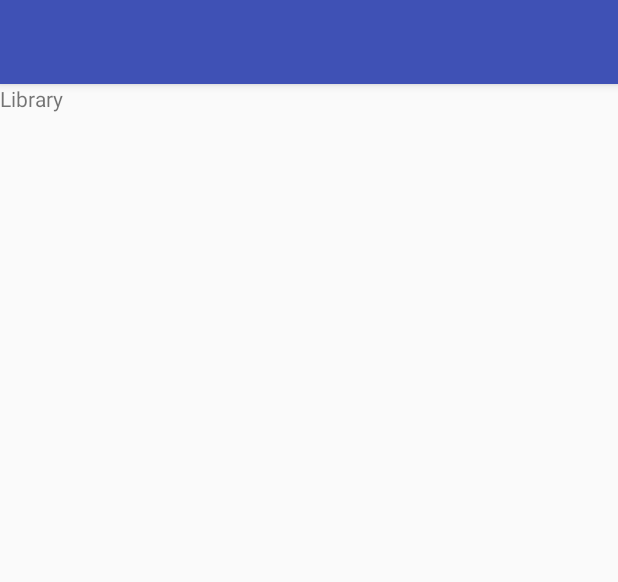
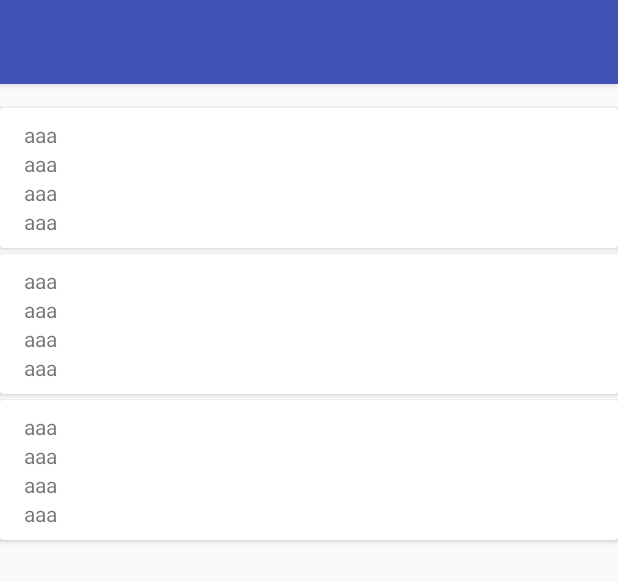
Before and after one commit to sashamerkulev/UniApp, an Android app: the layout fragment_library.xml on its own in the app's theme, with its tools: preview values and no code run, on a phone screen of 412 x 824 dp. Shown: the top 582 px of the screen. Run offline under Robolectric (Android 15) with nearby library versions, the phone set to English and light mode, and no system bars.

Commit message:
have added library

```diff
--- a/app/src/main/java/ru/merkulyevsasha/uniapp/presentation/library/LibraryView.java
+++ b/app/src/main/java/ru/merkulyevsasha/uniapp/presentation/library/LibraryView.java
@@ -1,10 +1,15 @@
 package ru.merkulyevsasha.uniapp.presentation.library;
 
+import java.util.List;
+
 import ru.merkulyevsasha.uniapp.presentation.commons.BaseView;
+import ru.merkulyevsasha.uniapp.presentation.dto.LibrarySearchItemUI;
 
 /**
  * Created by sasha_merkulev on 11.02.2018.
  */
 
 interface LibraryView extends BaseView{
+    void showItems(List<LibrarySearchItemUI> items);
+    void showNotFoundMessage();
 }
--- a/app/src/main/res/layout/fragment_library.xml
+++ b/app/src/main/res/layout/fragment_library.xml
@@ -4,6 +4,7 @@
     android:layout_width="match_parent"
     android:layout_height="match_parent"
     xmlns:app="http://schemas.android.com/apk/res-auto"
+    xmlns:tools="http://schemas.android.com/tools"
     >
 
     <android.support.design.widget.AppBarLayout
@@ -23,19 +24,15 @@
 
     </android.support.design.widget.AppBarLayout>
 
-    <RelativeLayout
+    <android.support.v7.widget.RecyclerView
+        android:id="@+id/recyclerview"
         android:layout_width="match_parent"
         android:layout_height="match_parent"
+        android:paddingBottom="16dp"
+        android:paddingTop="16dp"
+        android:clipToPadding="false"
         app:layout_behavior="@string/appbar_scrolling_view_behavior"
-        >
-
-        <TextView
-            android:layout_width="match_parent"
-            android:layout_height="wrap_content"
-            android:text="@string/nav_library"
-            />
-
-    </RelativeLayout>
-
+        tools:listitem="@layout/row_library"
+        />
 
 </android.support.design.widget.CoordinatorLayout>
--- /dev/null
+++ b/app/src/main/res/layout/row_library.xml
@@ -0,0 +1,54 @@
+<?xml version="1.0" encoding="utf-8"?>
+<android.support.v7.widget.CardView
+    xmlns:android="http://schemas.android.com/apk/res/android"
+    android:layout_width="match_parent"
+    android:layout_height="wrap_content"
+    xmlns:tools="http://schemas.android.com/tools"
+    android:layout_marginBottom="4dp"
+    >
+
+    <RelativeLayout
+        android:layout_width="match_parent"
+        android:layout_height="wrap_content"
+        android:orientation="vertical"
+        android:paddingStart="16dp"
+        android:paddingEnd="16dp"
+        android:paddingTop="8dp"
+        android:paddingBottom="8dp"
+        android:background="?attr/selectableItemBackground"
+        >
+
+        <TextView
+            android:id="@+id/textview_author"
+            android:layout_width="match_parent"
+            android:layout_height="wrap_content"
+            tools:text="aaa"
+            />
+
+        <TextView
+            android:id="@+id/textview_title"
+            android:layout_width="match_parent"
+            android:layout_height="wrap_content"
+            android:layout_below="@+id/textview_author"
+            tools:text="aaa"
+            />
+
+        <TextView
+            android:id="@+id/textview_subject"
+            android:layout_width="match_parent"
+            android:layout_height="wrap_content"
+            android:layout_below="@+id/textview_title"
+            tools:text="aaa"
+            />
+
+        <TextView
+            android:id="@+id/textview_course"
+            android:layout_width="match_parent"
+            android:layout_height="wrap_content"
+            android:layout_below="@+id/textview_subject"
+            tools:text="aaa"
+            />
+
+    </RelativeLayout>
+
+</android.support.v7.widget.CardView>
```
Also changed, not shown: app/src/main/java/ru/merkulyevsasha/uniapp/dagger/modules/LibraryModule.java (+16 -0 lines), app/src/main/java/ru/merkulyevsasha/uniapp/presentation/dto/LibrarySearchItemUI.java (added, +74 -0 lines), app/src/main/java/ru/merkulyevsasha/uniapp/presentation/library/LibraryFragment.java (+105 -0 lines), app/src/main/java/ru/merkulyevsasha/uniapp/presentation/library/LibraryPresenter.java (+33 -1 lines), app/src/main/res/drawable/ic_magnify.xml (added, +9 -0 lines), app/src/main/res/drawable/ic_upload.xml (added, +9 -0 lines), app/src/main/res/menu/menu_library.xml (added, +19 -0 lines), domain/src/main/java/ru/merkulyevsasha/domain/library/DefaultLibraryInteractor.java (added, +33 -0 lines), domain_interfaces/src/main/java/ru/merkulyevsasha/domain_interfaces/library/LibraryInteractor.java (added, +15 -0 lines), domain_interfaces/src/main/java/ru/merkulyevsasha/domain_interfaces/library/LibraryItem.java (added, +74 -0 lines), repository/src/main/java/ru/merkulyevsasha/repository/library/DefaultLibraryRepository.java (added, +47 -0 lines), repository_interfaces/src/main/java/ru/merkulyevsasha/repository_interfaces/LibraryRepository.java (added, +16 -0 lines).
